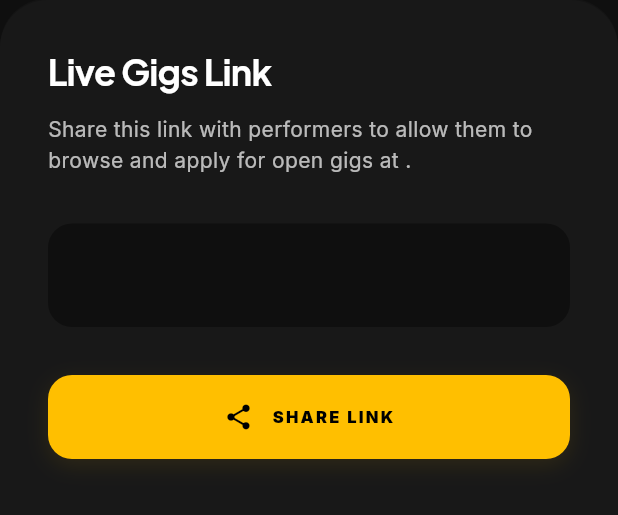
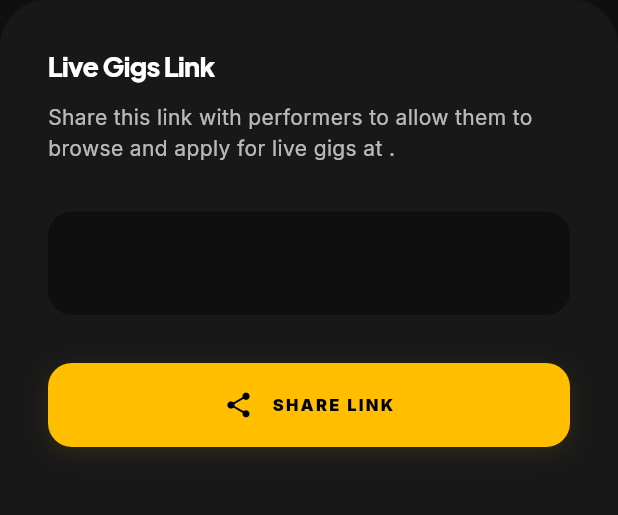
Before and after one commit to gthompson333/gig_slick, a Flutter app: the PerformerLinkCard widget shown alone on an empty page, opened directly with empty values, on a phone screen of 412 x 824 dp. Shown: the top 515 px of the screen. Run offline on Flutter 3.47's test engine with Material 3 defaults, Android fonts, the phone set to English and light mode, and no system bars; our stand-ins replace cloud_firestore, equatable, firebase_auth, firebase_core, firebase_messaging, flutter_bloc and 5 more; accounts and stored records are empty; generated files the repository leaves out were written again.

Commit message:
ui: refine typography, terminology, and layout spacing on dashboard

```diff
--- a/lib/features/dashboard/presentation/performer_link_card.dart
+++ b/lib/features/dashboard/presentation/performer_link_card.dart
@@ -38,11 +38,15 @@ class PerformerLinkCard extends StatelessWidget {
           children: [
             Text(
               'Live Gigs Link',
-              style: textTheme.headlineMedium?.copyWith(letterSpacing: -0.5),
+              style: textTheme.titleLarge?.copyWith(
+                color: AppColors.textPrimary,
+                fontWeight: FontWeight.w900,
+                letterSpacing: -0.5,
+              ),
             ),
             const SizedBox(height: 12),
             Text(
-              'Share this link with performers to allow them to browse and apply for open gigs at $venueName.',
+              'Share this link with performers to allow them to browse and apply for live gigs at $venueName.',
               style: textTheme.bodyMedium?.copyWith(
                 color: AppColors.textSecondary,
                 height: 1.5,
--- a/lib/features/dashboard/presentation/scheduled_gigs_feed.dart
+++ b/lib/features/dashboard/presentation/scheduled_gigs_feed.dart
@@ -30,8 +30,9 @@ class ScheduledGigsFeed extends StatelessWidget {
             children: [
               Text(
                 'Scheduled Gigs',
-                style: textTheme.headlineMedium?.copyWith(
+                style: textTheme.titleLarge?.copyWith(
                   color: AppColors.electricAmber,
+                  fontWeight: FontWeight.w900,
                   letterSpacing: -0.5,
                 ),
               ),
--- a/lib/features/gig_details/presentation/gig_details_page.dart
+++ b/lib/features/gig_details/presentation/gig_details_page.dart
@@ -545,6 +545,7 @@ class _GigDetailsViewState extends State<GigDetailsView> {
                         linkUrl: getIt<LinkService>().generateGigLink(widget.gig.venueId, widget.gig.id),
                         showLink: false,
                         buttonLabel: 'COPY GIG LINK',
+                        venueName: widget.venueName,
                       ),
                     ] else if (!_isEditing) ...[
                       const SizedBox(height: 16),
```
Also changed, not shown: lib/features/dashboard/presentation/dashboard_page.dart (+4 -4 lines).
